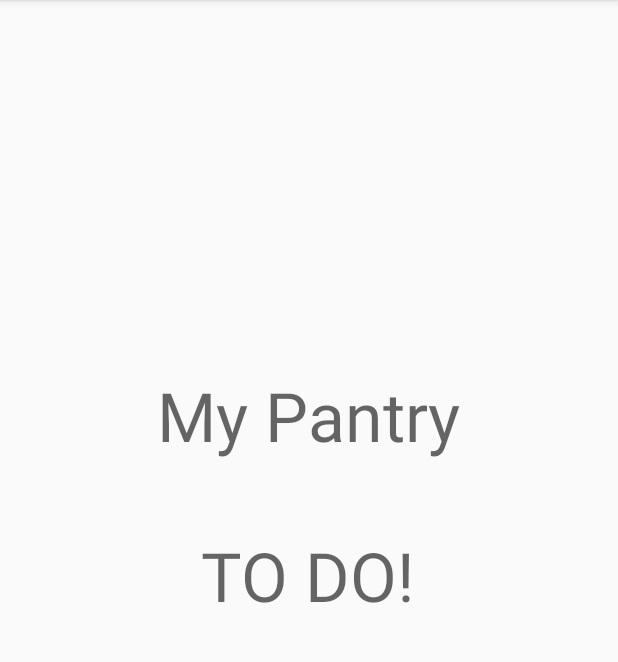
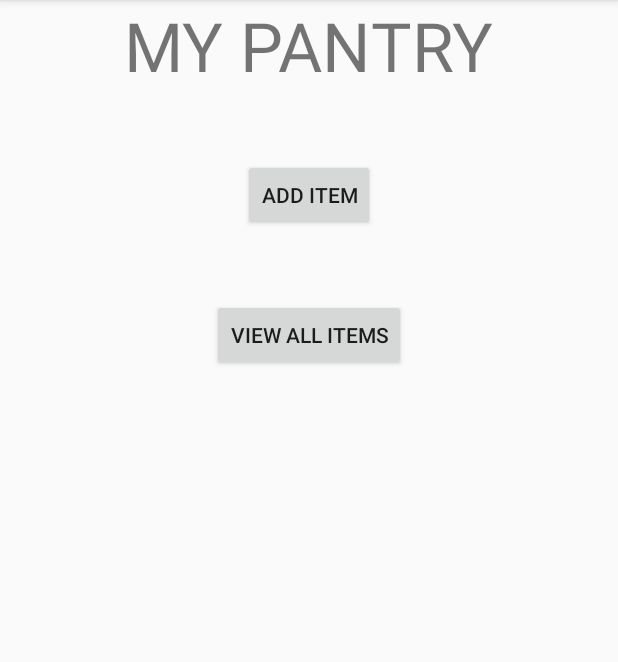
Before and after one commit to ASU-CodeDevils/DevilPantry, an Android app: the PantryActivity screen opened directly, with no data from a screen before it, on a phone screen of 412 x 824 dp, the part 84-746 px from its top. Run offline under Robolectric (Android 15) with nearby library versions, the phone set to English and light mode, and no system bars.

Commit message:
Added basic functionality to view DB.

```diff
--- a/app/src/main/java/codedevils/app/devilpantry/MainAppDB.java
+++ b/app/src/main/java/codedevils/app/devilpantry/MainAppDB.java
@@ -10,10 +10,6 @@ import java.io.FileOutputStream;
 import java.io.IOException;
 import java.io.InputStream;
 import java.io.OutputStream;
-
-/**
- * Created by Avery on 6/5/2017.
- */
 
 public class MainAppDB extends SQLiteOpenHelper{
     private static final int DATABASE_VERSION = 1;
@@ -72,7 +68,7 @@ public class MainAppDB extends SQLiteOpenHelper{
             if(f.exists()){
                 checker = SQLiteDatabase.openDatabase(path, null, SQLiteDatabase.OPEN_READWRITE);
                 if(checker != null){
-                    Cursor tabs = checker.rawQuery("SELECT brand FROM mainapp WHERE type='table' and name='pantry';", null);
+                    Cursor tabs = checker.rawQuery("SELECT name FROM sqlite_master WHERE type='table' and name='pantry';", null);
                     boolean tabExists = false;
                     if(tabs != null){
                         tabs.moveToNext();
--- a/app/src/main/res/layout/activity_pantry.xml
+++ b/app/src/main/res/layout/activity_pantry.xml
@@ -1,27 +1,37 @@
 <?xml version="1.0" encoding="utf-8"?>
-
 
     <RelativeLayout xmlns:android="http://schemas.android.com/apk/res/android"
     xmlns:app="http://schemas.android.com/apk/res-auto"
+        android:id="@+id/pantry_init"
         android:layout_width="match_parent"
         android:layout_height="match_parent">
 
     <TextView
-            android:id="@+id/textView"
+        android:id="@+id/pantryText"
         android:layout_width="wrap_content"
         android:layout_height="wrap_content"
-            android:layout_centerHorizontal="true"
-            android:layout_centerVertical="true"
-            android:text="@string/todo"
-            android:textAppearance="@style/TextAppearance.AppCompat.Display2" />
+        android:text="@string/my_pantry"
+        android:textSize="45dp"
+        android:layout_marginBottom="45dp"
+        android:layout_centerHorizontal="true"/>
 
-        <TextView
-            android:id="@+id/textView2"
+    <Button
         android:layout_width="wrap_content"
         android:layout_height="wrap_content"
-            android:layout_above="@+id/textView"
+        android:id="@+id/pantryAdd"
+        android:onClick="addClicked"
+        android:text="@string/add_item"
         android:layout_centerHorizontal="true"
-            android:layout_marginBottom="46dp"
-            android:text="@string/pantry"
-            android:textAppearance="@style/TextAppearance.AppCompat.Display2" />
+        android:layout_marginBottom="45dp"
+        android:layout_below="@id/pantryText"/>
+
+    <Button
+        android:layout_width="wrap_content"
+        android:layout_height="wrap_content"
+        android:id="@+id/pantryViewAll"
+        android:onClick="viewAllClicked"
+        android:text="@string/view_all"
+        android:layout_centerHorizontal="true"
+        android:layout_below="@id/pantryAdd"/>
+
     </RelativeLayout>
--- a/app/src/main/res/values/strings.xml
+++ b/app/src/main/res/values/strings.xml
@@ -4,4 +4,16 @@
     <string name="grocery">Grocery List</string>
     <string name="recipe">Find Recipe</string>
     <string name="todo">TO DO!</string>
+    <string name="name">Name</string>
+    <string name="description">Description</string>
+    <string name="quantity">Quantity Available</string>
+    <string name="add_item">Add Item</string>
+    <string name="my_pantry">MY PANTRY</string>
+    <string name="view_all">View All Items</string>
+
+    <string-array name="pantry_headers">
+        <item>Name</item>
+        <item>Description</item>
+        <item>Quantity Available</item>
+    </string-array>
 </resources>
```
Also changed, not shown: app/src/main/java/codedevils/app/devilpantry/GroceryActivity.java (+1 -23 lines), app/src/main/java/codedevils/app/devilpantry/MainActivity.java (+0 -23 lines), app/src/main/java/codedevils/app/devilpantry/PantryActivity.java (+72 -24 lines), app/src/main/java/codedevils/app/devilpantry/RecipeActivity.java (+1 -23 lines), app/src/main/res/layout/activity_pantry_view_all.xml (added, +13 -0 lines), app/src/main/res/layout/list_item.xml (added, +31 -0 lines). Lines whose indentation alone changed are shown as unchanged.
